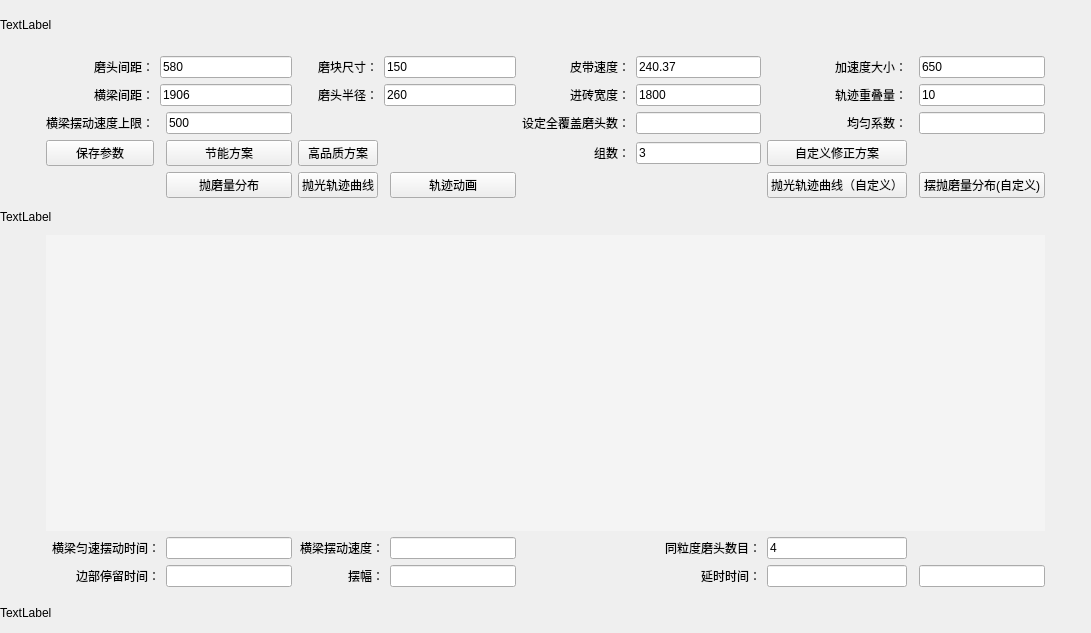
The window that Double_Calc.ui (wuheideyun/PolishingParameterNew) describes before a commit, drawn with Qt 5.
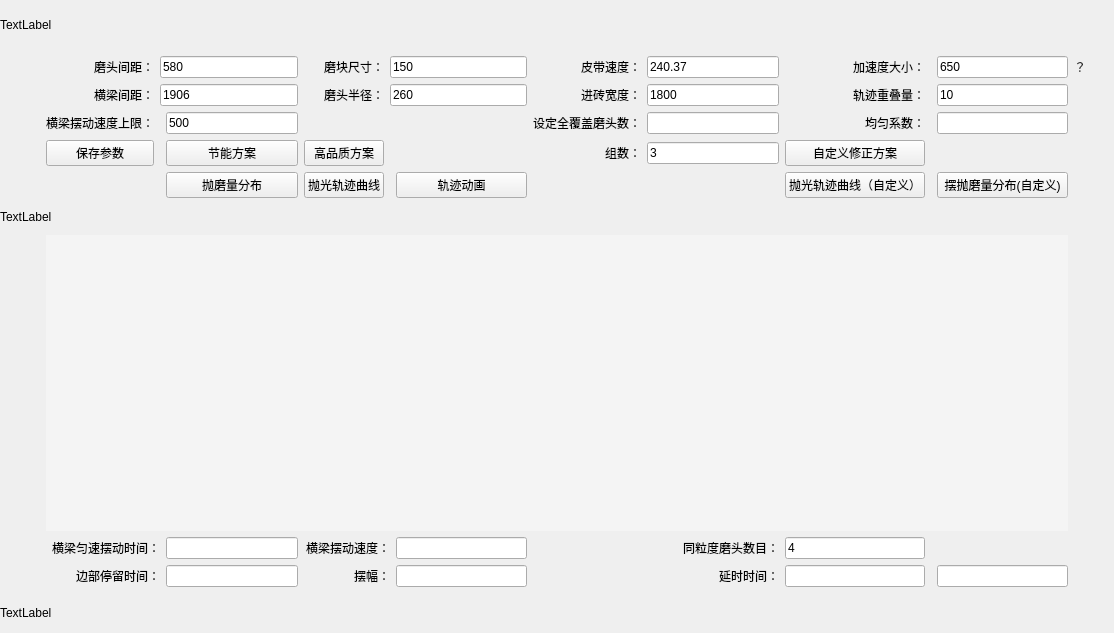
The same window after the commit.

Patch:
```diff
--- a/Double_Calc.ui
+++ b/Double_Calc.ui
@@ -6,7 +6,7 @@
    <rect>
     <x>0</x>
     <y>0</y>
-    <width>1091</width>
+    <width>1114</width>
     <height>633</height>
    </rect>
   </property>
@@ -455,6 +455,19 @@
       </property>
      </widget>
     </item>
+    <item row="1" column="12">
+     <widget class="QLabel" name="tipsLabel">
+      <property name="maximumSize">
+       <size>
+        <width>20</width>
+        <height>16777215</height>
+       </size>
+      </property>
+      <property name="text">
+       <string>？</string>
+      </property>
+     </widget>
+    </item>
    </layout>
   </widget>
  </widget>
```
